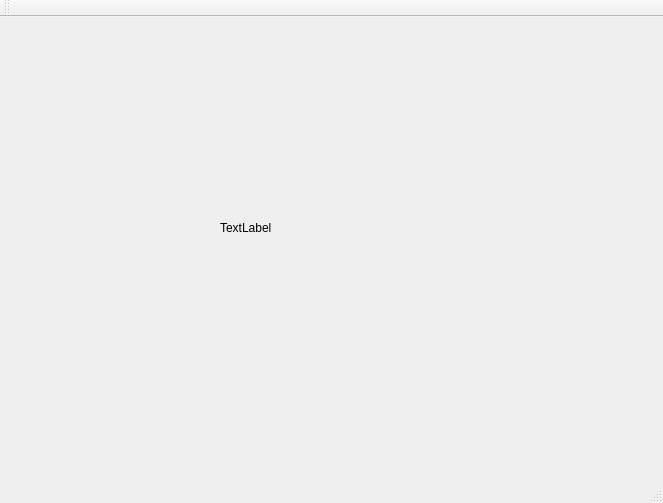
MATF-RS19/RS012-modern-chess, file mainwindow.ui: the form before one commit.
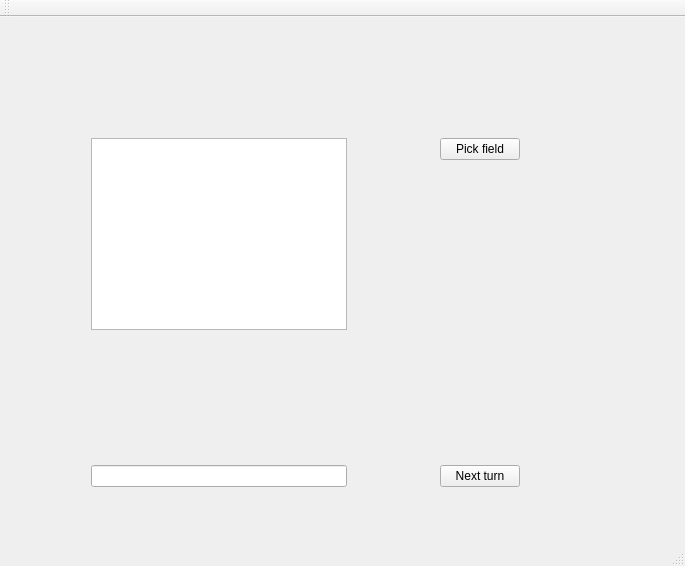
The form after the commit.

Commit message: Figure movement was partly implemented, it has a few simple bugs. The next step will be fixing those bugs and constraining figure movement.

Diff of the .ui file:
```diff
--- a/mainwindow.ui
+++ b/mainwindow.ui
@@ -6,26 +6,98 @@
    <rect>
     <x>0</x>
     <y>0</y>
-    <width>663</width>
-    <height>503</height>
+    <width>685</width>
+    <height>566</height>
    </rect>
   </property>
   <property name="windowTitle">
    <string>MainWindow</string>
   </property>
   <widget class="QWidget" name="centralWidget">
-   <widget class="QLabel" name="label">
+   <widget class="QWidget" name="horizontalLayoutWidget">
     <property name="geometry">
      <rect>
-      <x>220</x>
-      <y>180</y>
-      <width>81</width>
-      <height>61</height>
+      <x>80</x>
+      <y>110</y>
+      <width>451</width>
+      <height>371</height>
      </rect>
     </property>
-    <property name="text">
-     <string>TextLabel</string>
-    </property>
+    <layout class="QHBoxLayout" name="horizontalLayout">
+     <item>
+      <layout class="QVBoxLayout" name="verticalLayout_3">
+       <item>
+        <widget class="QGraphicsView" name="view"/>
+       </item>
+       <item>
+        <spacer name="verticalSpacer_3">
+         <property name="orientation">
+          <enum>Qt::Vertical</enum>
+         </property>
+         <property name="sizeHint" stdset="0">
+          <size>
+           <width>20</width>
+           <height>40</height>
+          </size>
+         </property>
+        </spacer>
+       </item>
+       <item>
+        <widget class="QLineEdit" name="field_code_text"/>
+       </item>
+      </layout>
+     </item>
+     <item>
+      <spacer name="horizontalSpacer">
+       <property name="orientation">
+        <enum>Qt::Horizontal</enum>
+       </property>
+       <property name="sizeHint" stdset="0">
+        <size>
+         <width>40</width>
+         <height>20</height>
+        </size>
+       </property>
+      </spacer>
+     </item>
+     <item>
+      <layout class="QVBoxLayout" name="verticalLayout">
+       <item>
+        <widget class="QPushButton" name="pick_field">
+         <property name="minimumSize">
+          <size>
+           <width>75</width>
+           <height>0</height>
+          </size>
+         </property>
+         <property name="text">
+          <string>Pick field</string>
+         </property>
+        </widget>
+       </item>
+       <item>
+        <spacer name="verticalSpacer">
+         <property name="orientation">
+          <enum>Qt::Vertical</enum>
+         </property>
+         <property name="sizeHint" stdset="0">
+          <size>
+           <width>20</width>
+           <height>40</height>
+          </size>
+         </property>
+        </spacer>
+       </item>
+       <item>
+        <widget class="QPushButton" name="next_turn">
+         <property name="text">
+          <string>Next turn</string>
+         </property>
+        </widget>
+       </item>
+      </layout>
+     </item>
+    </layout>
    </widget>
   </widget>
   <widget class="QMenuBar" name="menuBar">
```
Left out of the diff: 2 changed lines with no effect on the pictures. The commit also changes 10 other files.
